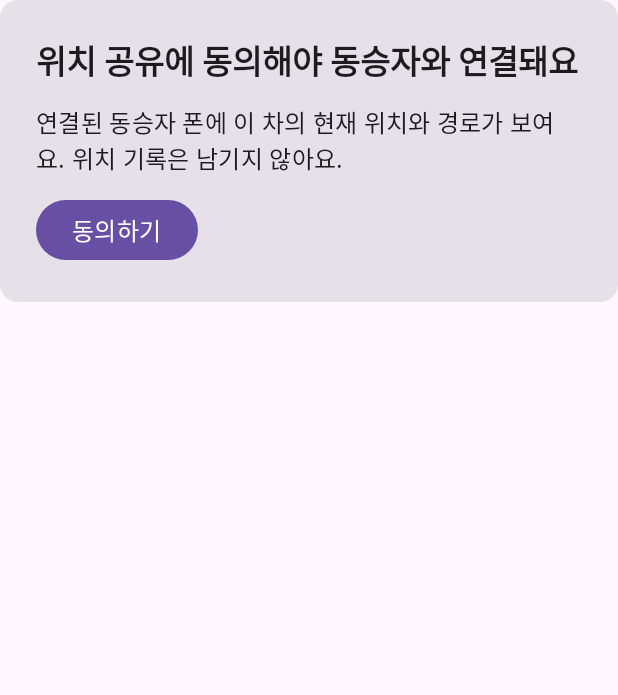
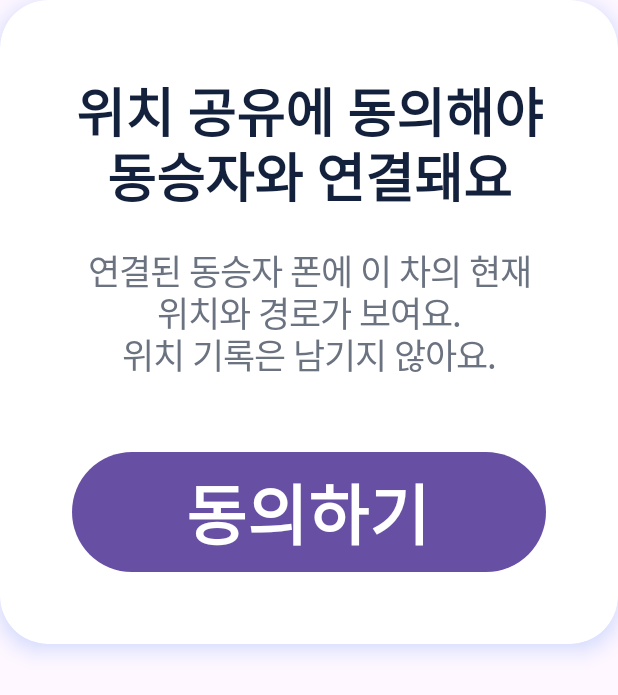
Before and after one commit to rladmlwlq/WAY-ON, an Android app built with Jetpack Compose: the composable ConsentCard shown on its own in the app's theme, on a phone screen of 412 x 824 dp. Shown: the top 695 px of the screen. Run offline under Robolectric (Android 15) with nearby library versions, the phone set to English and light mode, and no system bars.

```diff
--- /dev/null
+++ b/car-app/app/src/main/java/com/wayon/car/ui/CarUi.kt
@@ -0,0 +1,70 @@
+package com.wayon.car.ui
+
+import androidx.compose.foundation.layout.PaddingValues
+import androidx.compose.foundation.layout.height
+import androidx.compose.foundation.layout.width
+import androidx.compose.material3.Text
+import androidx.compose.runtime.Composable
+import androidx.compose.runtime.getValue
+import androidx.compose.runtime.mutableStateOf
+import androidx.compose.runtime.remember
+import androidx.compose.runtime.setValue
+import androidx.compose.ui.Modifier
+import androidx.compose.ui.draw.drawWithContent
+import androidx.compose.ui.graphics.Color
+import androidx.compose.ui.text.font.FontWeight
+import androidx.compose.ui.text.style.TextAlign
+import androidx.compose.ui.unit.TextUnit
+import androidx.compose.ui.unit.dp
+import androidx.compose.ui.unit.sp
+
+/** 홈의 [동승자 관리]·[동승자 연결] */
+internal val PrimaryButton = Modifier.width(555.dp).height(120.dp)
+internal val PrimaryButtonFont = 66.sp
+
+/** 동의 카드의 [동의하기] */
+internal val HomeButton = Modifier.width(370.dp).height(80.dp)
+internal val HomeButtonFont = 44.sp
+
+internal val ButtonPadding = PaddingValues(horizontal = 16.dp)
+
+/** 버튼 글자. 버튼이 좁으면 글자를 줄여서 한 줄에 맞춘다 */
+@Composable
+internal fun ButtonText(text: String, fontSize: TextUnit) {
+    FitText(text, fontSize, fontWeight = FontWeight.Bold)
+}
+
+/**
+ * 말줄임표 대신, 칸을 넘치면 글자를 10%씩 줄여 maxLines 안에 다 보이게 한다 (최소 원래의 절반).
+ * 줄이는 동안에는 그리지 않아 깜빡이지 않는다.
+ */
+@Composable
+internal fun FitText(
+    text: String,
+    fontSize: TextUnit,
+    modifier: Modifier = Modifier,
+    color: Color = Color.Unspecified,
+    fontWeight: FontWeight? = null,
+    textAlign: TextAlign? = null,
+    maxLines: Int = 1,
+    letterSpacing: TextUnit = TextUnit.Unspecified,
+) {
+    // 글자 수가 바뀔 때만 다시 맞춘다
+    var size by remember(text.length, fontSize) { mutableStateOf(fontSize) }
+    var fitted by remember(text.length, fontSize) { mutableStateOf(false) }
+    Text(
+        text,
+        modifier = modifier.drawWithContent { if (fitted) drawContent() },
+        color = color,
+        fontSize = size,
+        lineHeight = size * 1.2f,
+        fontWeight = fontWeight,
+        textAlign = textAlign,
+        maxLines = maxLines,
+        softWrap = maxLines > 1,
+        letterSpacing = letterSpacing,
+        onTextLayout = { layout ->
+            if (layout.hasVisualOverflow && size.value > fontSize.value / 2) size *= 0.9f else fitted = true
+        },
+    )
+}
```
Also changed, not shown: car-app/app/src/main/java/com/wayon/car/MainActivity.kt (+24 -5 lines), car-app/app/src/main/java/com/wayon/car/server/WayOnApi.kt (+11 -2 lines), car-app/app/src/main/java/com/wayon/car/service/WayOnService.kt (+10 -0 lines), car-app/app/src/main/java/com/wayon/car/ui/HomeScreen.kt (+76 -29 lines), car-app/app/src/main/java/com/wayon/car/ui/PassengersScreen.kt (added, +119 -0 lines), car-app/app/src/main/java/com/wayon/car/ui/QrScreen.kt (+28 -12 lines).
